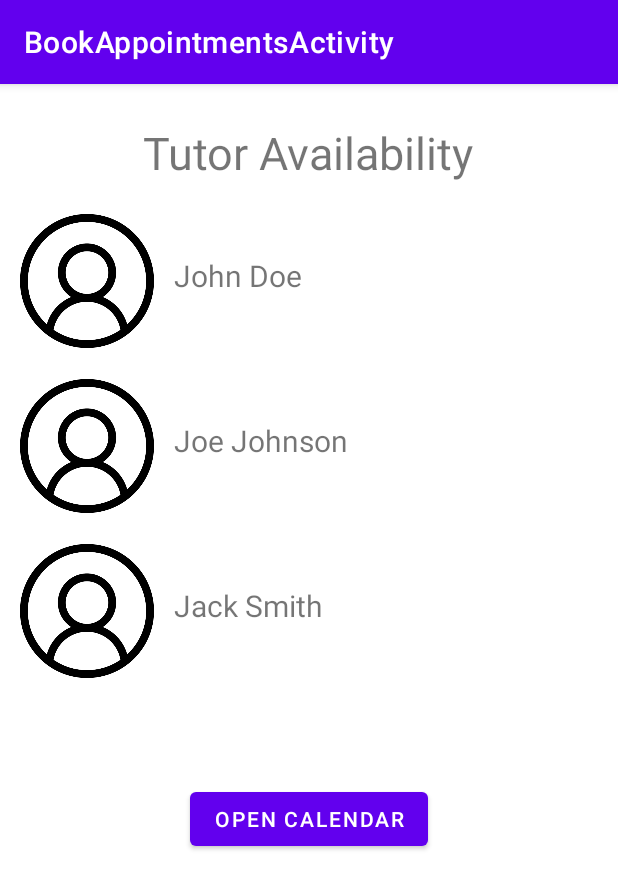
After one commit to Tinoriffic/CS480CourseProject, an Android app: the BookActivity screen opened directly, with no data from a screen before it, on a phone screen of 412 x 824 dp. The commit adds this screen. Shown: the top 889 px of the screen. Run offline under Robolectric (Android 15) with nearby library versions, the phone set to English and light mode, and no system bars.

Commit message:
Merged files

```diff
--- a/app/build.gradle
+++ b/app/build.gradle
@@ -7,8 +7,8 @@ android {
     buildToolsVersion "30.0.3"
 
     defaultConfig {
-        applicationId "com.example.groupproject"
-        minSdkVersion 27
+        applicationId "com.example.calendar_2"
+        minSdkVersion 29
         targetSdkVersion 30
         versionCode 1
         versionName "1.0"
@@ -33,9 +33,7 @@ dependencies {
     implementation 'androidx.appcompat:appcompat:1.2.0'
     implementation 'com.google.android.material:material:1.3.0'
     implementation 'androidx.constraintlayout:constraintlayout:2.0.4'
-    implementation 'androidx.wear:wear:1.0.0'
     testImplementation 'junit:junit:4.+'
     androidTestImplementation 'androidx.test.ext:junit:1.1.2'
     androidTestImplementation 'androidx.test.espresso:espresso-core:3.3.0'
-    compileOnly 'com.google.android.wearable:wearable:2.6.0'
 }
--- /dev/null
+++ b/app/src/main/java/com/example/calendar_2/MainActivity.java
@@ -0,0 +1,6 @@
+package com.example.calendar_2;
+
+import android.app.Activity;
+
+public class MainActivity extends Activity {
+}
--- /dev/null
+++ b/app/src/main/java/com/example/groupproject/BookActivity.java
@@ -0,0 +1,89 @@
+package com.example.groupproject;
+
+import androidx.appcompat.app.AppCompatActivity;
+import androidx.fragment.app.DialogFragment;
+
+import android.app.DatePickerDialog;
+import android.os.Bundle;
+import android.view.View;
+import android.widget.Button;
+import android.widget.DatePicker;
+import android.widget.TextView;
+
+import com.example.groupproject.DatePickerFragment;
+
+import java.text.DateFormat;
+import java.util.Calendar;
+
+public class BookActivity extends AppCompatActivity implements DatePickerDialog.OnDateSetListener {
+
+    // private DatePicker datePicker;
+    private TextView dateChosen;
+    private Button openCalendar;
+    private TextView isAvailable;
+
+    private Button setAppointment1;
+    private Button setAppointment2;
+    private Button setAppointment3;
+
+
+    @Override
+    protected void onCreate(Bundle savedInstanceState) {
+        super.onCreate(savedInstanceState);
+        setContentView(R.layout.activity_tutors);
+
+        dateChosen = (TextView) findViewById(R.id.dateChosen);
+        isAvailable = (TextView) findViewById(R.id.isAvailable);
+        // datePicker = (DatePicker) findViewById(R.id.calendar_picker);
+        openCalendar = (Button) findViewById(R.id.openCalendar);
+
+        setAppointment1 = (Button) findViewById(R.id.setAppointment1);
+        setAppointment2 = (Button) findViewById(R.id.setAppointment2);
+        setAppointment3 = (Button) findViewById(R.id.setAppointment3);
+
+        openCalendar.setOnClickListener(new View.OnClickListener() {
+            @Override
+            public void onClick(View v) {
+                DialogFragment datePicker = new DatePickerFragment();
+                datePicker.show(getSupportFragmentManager(), "date picker");
+
+                /* long currentDate = Calendar.getInstance().getTimeInMillis();
+                int selectedDay = datePicker.getDayOfMonth();
+                int selectedMonth = datePicker.getMonth();
+                int selectedYear = datePicker.getYear();
+
+                GregorianCalendar selectedDate = new GregorianCalendar(selectedYear, selectedMonth, selectedDay);
+                long selectedDateMS = selectedDate.getTimeInMillis();
+
+                if (selectedDateMS >= currentDate)
+                    isAvailable.setText("Selected Date: " + (datePicker.getMonth() + 1) + "/" + datePicker.getDayOfMonth() + "/" + datePicker.getYear() + " is available!");
+                else
+                    isAvailable.setText("Selected Date: " + (datePicker.getMonth() + 1) + "/" + datePicker.getDayOfMonth() + "/" + datePicker.getYear() + " is not available!");*/
+            }
+        });
+    }
+
+    @Override
+    public void onDateSet(DatePicker view, int year, int month, int dayOfMonth) {
+        Calendar currentDate = Calendar.getInstance();
+        currentDate.set(Calendar.YEAR, year);
+        currentDate.set(Calendar.MONTH, month);
+        currentDate.set(Calendar.DAY_OF_MONTH, dayOfMonth);
+        String currentDateString = DateFormat.getDateInstance().format(currentDate.getTime());
+
+        dateChosen.setText(currentDateString);
+
+        if (currentDate.after(Calendar.getInstance())) {
+            isAvailable.setVisibility(View.INVISIBLE);
+            setAppointment1.setVisibility(View.VISIBLE);
+            setAppointment2.setVisibility(View.VISIBLE);
+            setAppointment3.setVisibility(View.VISIBLE);
+        } else {
+            isAvailable.setText(R.string.unavailable);
+            isAvailable.setVisibility(View.VISIBLE);
+            setAppointment1.setVisibility(View.INVISIBLE);
+            setAppointment2.setVisibility(View.INVISIBLE);
+            setAppointment3.setVisibility(View.INVISIBLE);
+        }
+    }
+}
--- /dev/null
+++ b/app/src/main/res/layout/activity_tutors.xml
@@ -0,0 +1,157 @@
+<?xml version="1.0" encoding="utf-8"?>
+<RelativeLayout xmlns:android="http://schemas.android.com/apk/res/android"
+    xmlns:app="http://schemas.android.com/apk/res-auto"
+    xmlns:tools="http://schemas.android.com/tools"
+    android:layout_width="match_parent"
+    android:layout_height="match_parent"
+    tools:context=".BookActivity">
+
+    <TextView
+        android:id="@+id/appTitle"
+        android:layout_width="wrap_content"
+        android:layout_height="wrap_content"
+        android:layout_marginTop="25dp"
+        android:layout_centerHorizontal="true"
+        android:textSize="30sp"
+        android:text="@string/tutor_availability" />
+
+<LinearLayout
+    android:id="@+id/tutorProfile1"
+    android:layout_width="match_parent"
+    android:layout_height="wrap_content"
+    android:layout_below="@+id/appTitle"
+    android:layout_marginTop="15dp">
+
+
+    <ImageView
+        android:layout_width="100dp"
+        android:layout_height="100dp"
+        android:layout_marginStart="8dp"
+        android:src="@drawable/user"
+        android:cropToPadding="true"
+        android:padding="5dp" />
+
+    <TextView
+        android:layout_width="wrap_content"
+        android:layout_height="wrap_content"
+        android:text="John Doe"
+        android:textSize="20sp"
+        android:layout_marginStart="8dp"
+        android:layout_marginTop="25dp"/>
+
+    <Button
+        android:id="@+id/setAppointment1"
+        android:layout_width="wrap_content"
+        android:layout_height="wrap_content"
+        android:layout_marginStart="15dp"
+        android:layout_marginTop="25dp"
+        android:text="Book Now"
+        android:textSize="12sp"
+        android:visibility="invisible"/>
+
+</LinearLayout>
+
+    <LinearLayout
+        android:id="@+id/tutorProfile2"
+        android:layout_width="match_parent"
+        android:layout_height="wrap_content"
+        android:layout_below="@+id/tutorProfile1"
+        android:layout_marginTop="10dp">
+
+
+        <ImageView
+            android:layout_width="100dp"
+            android:layout_height="100dp"
+            android:layout_marginStart="8dp"
+            android:src="@drawable/user"
+            android:cropToPadding="true"
+            android:padding="5dp" />
+
+        <TextView
+            android:layout_width="wrap_content"
+            android:layout_height="wrap_content"
+            android:text="Joe Johnson"
+            android:textSize="20sp"
+            android:layout_marginStart="8dp"
+            android:layout_marginTop="25dp"/>
+
+        <Button
+            android:id="@+id/setAppointment2"
+            android:layout_width="wrap_content"
+            android:layout_height="wrap_content"
+            android:layout_marginStart="15dp"
+            android:layout_marginTop="25dp"
+            android:text="Book Now"
+            android:textSize="12sp"
+            android:visibility="invisible"/>
+
+    </LinearLayout>
+
+
+<LinearLayout
+android:id="@+id/tutorProfile3"
+android:layout_width="match_parent"
+android:layout_height="wrap_content"
+android:layout_below="@+id/tutorProfile2"
+android:layout_marginTop="10dp">
+
+
+    <ImageView
+        android:layout_width="100dp"
+        android:layout_height="100dp"
+        android:layout_marginStart="8dp"
+        android:src="@drawable/user"
+        android:cropToPadding="true"
+        android:padding="5dp" />
+
+    <TextView
+        android:layout_width="wrap_content"
+        android:layout_height="wrap_content"
+        android:text="Jack Smith"
+        android:textSize="20sp"
+        android:layout_marginStart="8dp"
+        android:layout_marginTop="25dp"/>
+
+    <Button
+        android:id="@+id/setAppointment3"
+        android:layout_width="wrap_content"
+        android:layout_height="wrap_content"
+        android:layout_marginStart="15dp"
+        android:layout_marginTop="25dp"
+        android:text="Book Now"
+        android:textSize="12sp"
+        android:visibility="invisible"/>
+
+</LinearLayout>
+
+
+    <TextView
+           android:id="@+id/dateChosen"
+            android:layout_width="wrap_content"
+            android:layout_height="wrap_content"
+            android:layout_centerHorizontal="true"
+            android:layout_below="@+id/tutorProfile3"
+            android:layout_marginTop="30dp"
+            android:textSize="25sp"
+            />
+
+    <Button
+        android:id="@+id/openCalendar"
+        android:layout_width="wrap_content"
+        android:layout_height="wrap_content"
+        android:layout_below="@+id/dateChosen"
+        android:layout_centerHorizontal="true"
+        android:text="Open Calendar" />
+
+    <TextView
+        android:id="@+id/isAvailable"
+        android:layout_width="wrap_content"
+        android:layout_height="wrap_content"
+        android:layout_below="@+id/openCalendar"
+        android:layout_centerHorizontal="true"
+        android:layout_marginTop="5dp"
+        android:textSize="20sp" />
+
+
+
+</RelativeLayout>
--- a/app/src/main/res/values/strings.xml
+++ b/app/src/main/res/values/strings.xml
@@ -1,10 +1,11 @@
 <resources>
-    <string name="app_name">GroupProject</string>
-    <string name="title_activity_home">HomeActivity</string>
-
+    <string name="app_name">Group Project</string>
+    <string name="unavailable">No tutors available!</string>
     <string name="hello_world">Hello Square World!</string>
     <string name="title_activity_welcome">WelcomeActivity</string>
     <string name="tutor">Tutor</string>
     <string name="tutee">Tutee</string>
     <string name="tutorortutee">Would you like to be a tutor or a tutee?</string>
+    <string name="title_activity_booking">BookAppointmentsActivity</string>
+    <string name="tutor_availability">Tutor Availability</string>
 </resources>
--- a/settings.gradle
+++ b/settings.gradle
@@ -1,2 +1,2 @@
 include ':app'
-rootProject.name = "GroupProject"
+rootProject.name = "Calendar_2"
```
Also changed, not shown: app/src/main/AndroidManifest.xml (+8 -0 lines), app/src/main/java/com/example/groupproject/DB.java (+9 -11 lines), app/src/main/java/com/example/groupproject/DatePickerFragment.java (added, +25 -0 lines), app/src/main/java/com/example/groupproject/MainActivity.java (+10 -15 lines), app/src/main/java/com/example/groupproject/SigninActivity.java (+8 -5 lines), app/src/main/res/drawable/user.png (added), gradle/wrapper/gradle-wrapper.properties, 4 other files.
